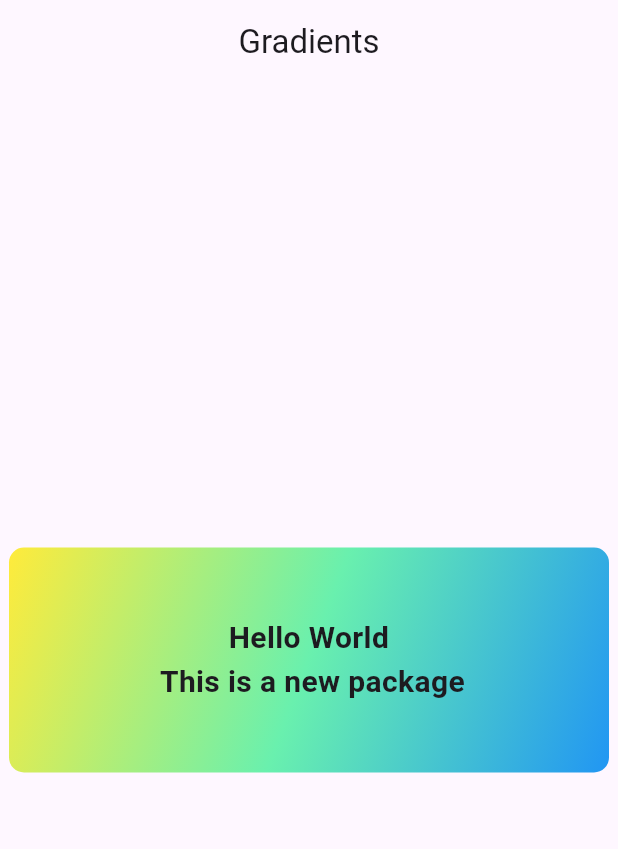
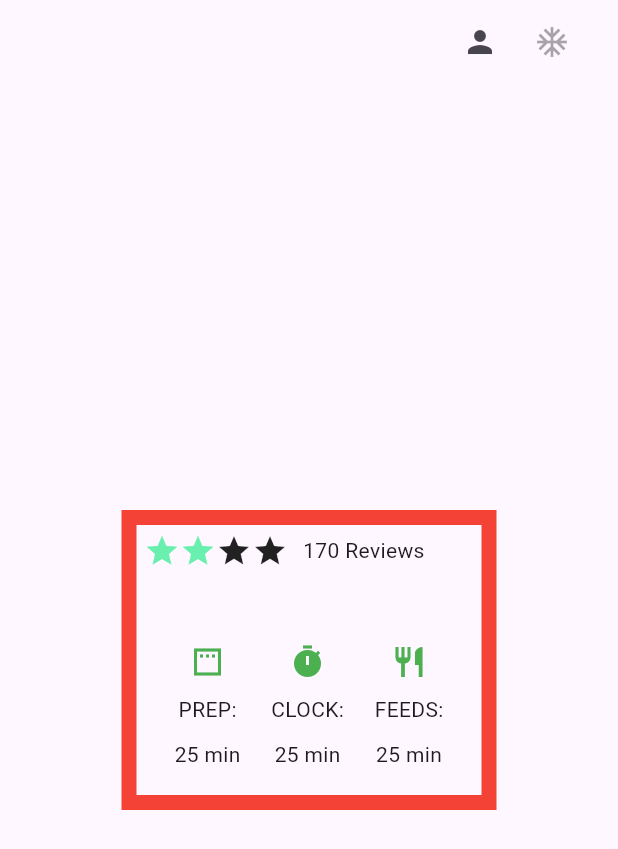
Before and after one commit to sadiqawan/NAVTTIC_Assignments_UET, a Flutter app: the screen it shows after launch, on a phone screen of 412 x 824 dp. Shown: the top 849 px of the screen. Run offline on Flutter 3.47's test engine with Material 3 defaults, Android fonts, the phone set to English and light mode, and no system bars.

Commit message:
Column, Row,Container, SizeBox done

```diff
--- a/lib/main.dart
+++ b/lib/main.dart
@@ -1,5 +1,6 @@
 import 'package:flutter/material.dart';
 import 'package:nattic_assignments/screens/first_assignment.dart';
+import 'package:nattic_assignments/screens/secend_assignment.dart';
 
 void main() {
   runApp(const MyApp());
@@ -12,6 +13,7 @@ class MyApp extends StatelessWidget {
   @override
   Widget build(BuildContext context) {
     return MaterialApp(
+      debugShowCheckedModeBanner: false,
       title: 'Flutter Demo',
       theme: ThemeData(
         // This is the theme of your application.
@@ -32,7 +34,7 @@ class MyApp extends StatelessWidget {
         colorScheme: ColorScheme.fromSeed(seedColor: Colors.deepPurple),
         useMaterial3: true,
       ),
-      home: const FirstAssignment(),
+      home: const SecondAssignment(),
     );
   }
 }
--- a/lib/screens/first_assignment.dart
+++ b/lib/screens/first_assignment.dart
@@ -19,22 +19,25 @@ class FirstAssignment extends StatelessWidget {
         child: Container(
           height: 150,
           width: 400,
-          decoration:  BoxDecoration(
-            borderRadius: BorderRadius.circular(10),
-            gradient: const  LinearGradient(
+          decoration: BoxDecoration(
+              borderRadius: BorderRadius.circular(15),
+              boxShadow: [BoxShadow(blurRadius: 10)],
+              gradient: const LinearGradient(
                   begin: Alignment.topLeft,
                   end: Alignment.bottomRight,
                   colors: [
                     Colors.yellow,
                     Colors.greenAccent,
                     Colors.blue,
-            ])
-          ),
-          child:const  Center(
-            child: Text('Hello World\n This is a new package',style: TextStyle(fontSize: 20,fontWeight: FontWeight.bold), textAlign: TextAlign.center,),
+                  ])),
+          child: const Center(
+            child: Text(
+              'Hello World\n This is a new package',
+              style: TextStyle(fontSize: 20, fontWeight: FontWeight.bold),
+              textAlign: TextAlign.center,
             ),
           ),
-
+        ),
       ),
     );
   }
--- /dev/null
+++ b/lib/screens/secend_assignment.dart
@@ -0,0 +1,157 @@
+import 'package:flutter/material.dart';
+
+class SecondAssignment extends StatelessWidget {
+  const SecondAssignment({super.key});
+
+  @override
+  Widget build(BuildContext context) {
+    return Scaffold(
+      appBar: AppBar(
+        actions: [
+          IconButton(onPressed: () {}, icon: const Icon(Icons.person)),
+          const IconButton(onPressed: null, icon: Icon(Icons.ac_unit)),
+          const SizedBox(
+            width: 20,
+          )
+        ],
+      ),
+
+      body: Center(
+        child: Container(
+          height: 200,
+          width: 250,
+          decoration: BoxDecoration(
+              // color: Colors.amberAccent,
+              border: Border.all(color: Colors.red,width: 10)
+          ),
+          child: const Padding(
+            padding: EdgeInsets.all(5.0),
+            child: Column(
+              children: [
+                Row(
+                  children: [
+                    Icon(
+                      Icons.star, color: Colors.greenAccent,
+                    ),
+                    Icon(
+                      Icons.star,color: Colors.greenAccent
+                    ),
+                    Icon(
+                      Icons.star,
+                    ),
+                    Icon(
+                      Icons.star,
+                    ),
+                    SizedBox(
+                      width: 10,
+                    ),
+                    Text('170 Reviews')
+                  ],
+                ),
+                SizedBox(
+                  height: 50,
+                ),
+                Row(
+                  mainAxisAlignment: MainAxisAlignment.spaceEvenly,
+                  children: [
+                    Column(
+                      children: [
+                        Icon(Icons.padding,color: Colors.green),
+                        SizedBox(
+                          height: 10,
+                        ),
+                        Text('PREP:'),
+                        SizedBox(
+                          height: 10,
+                        ),
+                        Text('25 min'),
+                      ],
+                    ),
+                    Column(
+                      children: [
+                        Icon(Icons.timer,color: Colors.green),
+                        SizedBox(
+                          height: 10,
+                        ),
+                        Text('CLOCK:'),
+                        SizedBox(
+                          height: 10,
+                        ),
+                        Text('25 min'),
+                      ],
+                    ),
+                    Column(
+                      children: [
+                        Icon(Icons.restaurant,color: Colors.green),
+                        SizedBox(
+                          height: 10,
+                        ),
+                        Text('FEEDS:'),
+                        SizedBox(
+                          height: 10,
+                        ),
+                        Text('25 min'),
+                      ],
+                    )
+                  ],
+                )
+              ],
+            ),
+          ),
+        ),
+      ),
+
+      // body: Center(
+      //   child: Container(
+      //       height: 150,
+      //       width: 400,
+      //       decoration: BoxDecoration(
+      //           borderRadius: BorderRadius.circular(15),
+      //           boxShadow: const [BoxShadow(blurRadius: 10)],
+      //           gradient: const LinearGradient(
+      //               begin: Alignment.topLeft,
+      //               end: Alignment.bottomRight,
+      //               colors: [
+      //                 Colors.yellow,
+      //                 Colors.greenAccent,
+      //                 Colors.blue,
+      //               ])),
+      //       child: const Row(
+      //         crossAxisAlignment: CrossAxisAlignment.center,
+      //         mainAxisAlignment: MainAxisAlignment.center,
+      //
+      //         children: [
+      //           Row(
+      //             children: [
+      //               Icon(
+      //                 Icons.face,
+      //                 size: 30,
+      //               ),
+      //               Icon(
+      //                 Icons.face,
+      //                 size: 30,
+      //               ),
+      //               Icon(
+      //                 Icons.face,
+      //                 size: 30,
+      //               ),
+      //               Icon(
+      //                 Icons.face,
+      //                 size: 30,
+      //               ), Icon(
+      //                 Icons.face,
+      //                 size: 30,
+      //               ),
+      //             ],
+      //           ),
+      //           SizedBox(
+      //             width: 20,
+      //           ),
+      //           Text(' Hi😊this is Awan! ',style: TextStyle(fontWeight: FontWeight.bold, fontSize: 25),),
+      //
+      //         ],
+      //       )),
+      // ),
+    );
+  }
+}
```
Lines whose indentation alone changed are shown as unchanged.
